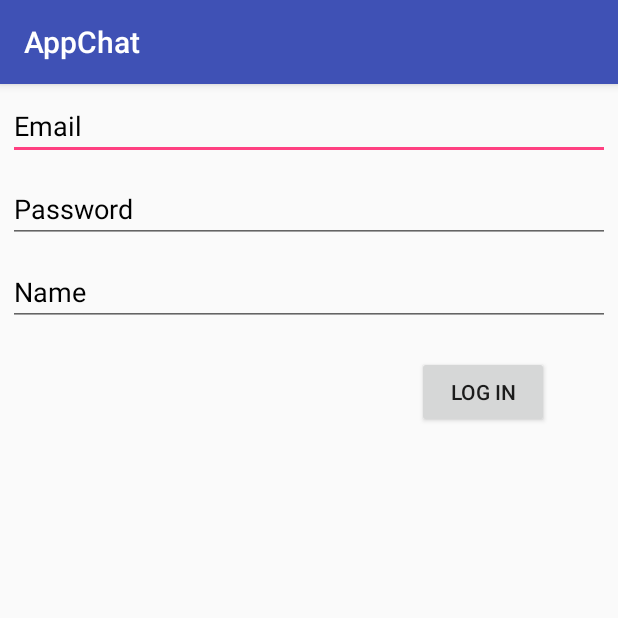
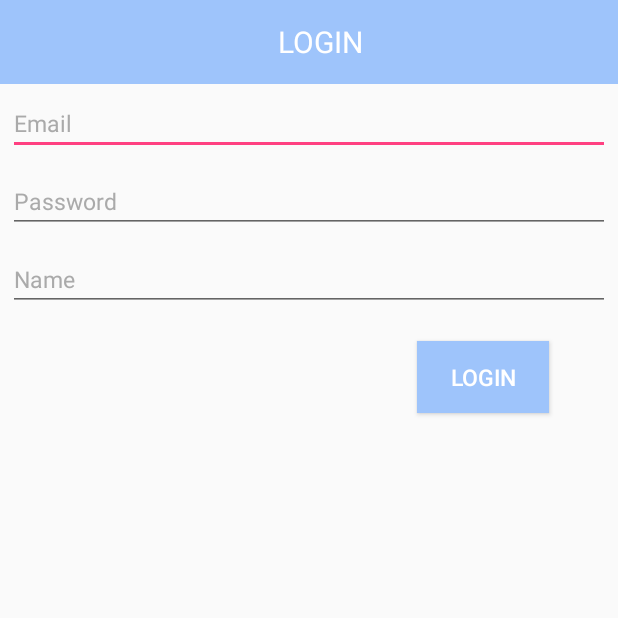
Before and after one commit to sachinarora17/ChatApp, an Android app: the screen it shows after launch (LoginActivity), on a phone screen of 412 x 824 dp, the top half of it. Run offline under Robolectric (Android 15) with nearby library versions, the phone set to English and light mode, and no system bars; our stand-ins replace Firebase (no records; nobody signed in at launch, a user with empty details on screens opened directly), data binding.

Commit message:
1. Login UI change 2. Code Commenting

```diff
--- a/app/src/main/java/example/com/appchat/utility/AppConstants.java
+++ b/app/src/main/java/example/com/appchat/utility/AppConstants.java
@@ -6,7 +6,11 @@ public class AppConstants {
     public static String sNameEmpty = "Name cannot be empty";
     public static String sInvalidEmail = "Invalid Email";
     public static String sAuthFailed = "Authentication failed.";
-    public static String sUserTable ="UserTable";
-    public static String sName="name";
-    public static String sPleaseWait="Please Wait...";
+    public static String sUserTable = "UserTable";
+    public static String sName = "name";
+    public static String sPleaseWait = "Please Wait...";
+    public static String sInvalidCredentials = "Invalid Credentials...";
+    public static String sUnknownError = "Some Unknown error occurred...Try again later";
+    public static String sErrorAddingUser = "Some error occur while adding user to database...try again later";
+    public static String sPasswordLength = "Password should be 6 or more digits";
 }
--- a/app/src/main/res/layout/activity_login.xml
+++ b/app/src/main/res/layout/activity_login.xml
@@ -2,6 +2,38 @@
 <layout xmlns:android="http://schemas.android.com/apk/res/android"
     xmlns:app="http://schemas.android.com/apk/res-auto"
     xmlns:tools="http://schemas.android.com/tools">
+
+    <LinearLayout
+        android:layout_width="match_parent"
+        android:layout_height="match_parent"
+        android:orientation="vertical">
+
+        <android.support.v7.widget.Toolbar
+            android:id="@+id/toolbar"
+            android:layout_width="match_parent"
+            android:layout_height="wrap_content"
+            android:background="@color/colorPrimaryDark">
+
+            <RelativeLayout
+                android:layout_width="match_parent"
+                android:layout_height="wrap_content"
+                android:gravity="center_vertical">
+
+                <TextView
+                    android:id="@+id/tvToolbarWriteNoteTitle"
+                    android:layout_width="wrap_content"
+                    android:layout_height="wrap_content"
+                    android:layout_centerInParent="true"
+                    android:maxLines="1"
+                    android:text="@string/login"
+                    android:textAllCaps="true"
+                    android:textColor="@android:color/white"
+                    android:textSize="@dimen/twenty_sp" />
+
+            </RelativeLayout>
+
+        </android.support.v7.widget.Toolbar>
+
 
         <android.support.constraint.ConstraintLayout
             android:layout_width="match_parent"
@@ -12,7 +44,6 @@
             android:layout_marginStart="@dimen/five_dp"
             android:layout_marginTop="@dimen/five_dp">
 
-
             <EditText
                 android:id="@+id/etEmail"
                 android:layout_width="match_parent"
@@ -21,7 +52,8 @@
                 android:hint="@string/email"
                 android:inputType="textEmailAddress"
                 android:textColor="@android:color/black"
-            android:textColorHint="@android:color/black"
+                android:textColorHint="@android:color/darker_gray"
+                android:textSize="@dimen/fifteen_sp"
                 app:layout_constraintEnd_toEndOf="parent"
                 app:layout_constraintStart_toStartOf="parent"
                 app:layout_constraintTop_toTopOf="parent" />
@@ -35,7 +67,8 @@
                 android:hint="@string/password"
                 android:inputType="textPassword"
                 android:textColor="@android:color/black"
-            android:textColorHint="@android:color/black"
+                android:textColorHint="@android:color/darker_gray"
+                android:textSize="@dimen/fifteen_sp"
                 app:layout_constraintEnd_toEndOf="parent"
                 app:layout_constraintStart_toStartOf="parent"
                 app:layout_constraintTop_toBottomOf="@+id/etEmail" />
@@ -46,12 +79,12 @@
                 android:layout_height="wrap_content"
                 android:layout_marginTop="@dimen/ten_dp"
                 android:ems="10"
+                android:hint="@string/name"
                 android:inputType="textPersonName"
-            android:hint="@string/name"
                 android:textColor="@android:color/black"
-            android:textColorHint="@android:color/black"
+                android:textColorHint="@android:color/darker_gray"
+                android:textSize="@dimen/fifteen_sp"
                 app:layout_constraintEnd_toEndOf="parent"
-            app:layout_constraintHorizontal_bias="1.0"
                 app:layout_constraintStart_toStartOf="parent"
                 app:layout_constraintTop_toBottomOf="@+id/etPassword" />
 
@@ -60,7 +93,10 @@
                 android:layout_width="wrap_content"
                 android:layout_height="wrap_content"
                 android:layout_marginTop="@dimen/twenty_dp"
+                android:background="@color/colorPrimaryDark"
                 android:text="@string/login"
+                android:textColor="@android:color/white"
+                android:textSize="@dimen/fifteen_sp"
                 app:layout_constraintEnd_toEndOf="parent"
                 app:layout_constraintHorizontal_bias="0.87"
                 app:layout_constraintStart_toStartOf="parent"
@@ -69,4 +105,6 @@
 
         </android.support.constraint.ConstraintLayout>
 
+    </LinearLayout>
+
 </layout>
--- a/app/src/main/res/values/colors.xml
+++ b/app/src/main/res/values/colors.xml
@@ -1,6 +1,6 @@
 <?xml version="1.0" encoding="utf-8"?>
 <resources>
     <color name="colorPrimary">#3F51B5</color>
-    <color name="colorPrimaryDark">#303F9F</color>
+    <color name="colorPrimaryDark">#9EC4FB</color>
     <color name="colorAccent">#FF4081</color>
 </resources>
--- a/app/src/main/res/values/dimens.xml
+++ b/app/src/main/res/values/dimens.xml
@@ -3,4 +3,7 @@
     <dimen name="five_dp">5dp</dimen>
     <dimen name="ten_dp">10dp</dimen>
     <dimen name="twenty_dp">20dp</dimen>
+    <dimen name="thirteen_sp">13sp</dimen>
+    <dimen name="fifteen_sp">15sp</dimen>
+    <dimen name="twenty_sp">20sp</dimen>
 </resources>
--- a/app/src/main/res/values/strings.xml
+++ b/app/src/main/res/values/strings.xml
@@ -3,5 +3,5 @@
     <string name="email">Email</string>
     <string name="password">Password</string>
     <string name="name">Name</string>
-    <string name="login">Log In</string>
+    <string name="login">Login</string>
 </resources>
--- a/app/src/main/res/values/styles.xml
+++ b/app/src/main/res/values/styles.xml
@@ -1,7 +1,7 @@
 <resources>
 
     <!-- Base application theme. -->
-    <style name="AppTheme" parent="Theme.AppCompat.Light.DarkActionBar">
+    <style name="AppTheme" parent="Theme.AppCompat.Light.NoActionBar">
         <!-- Customize your theme here. -->
         <item name="colorPrimary">@color/colorPrimary</item>
         <item name="colorPrimaryDark">@color/colorPrimaryDark</item>
```
Also changed, not shown: app/src/main/java/example/com/appchat/activities/LoginActivity.java (+90 -53 lines). Lines whose indentation alone changed are shown as unchanged.
